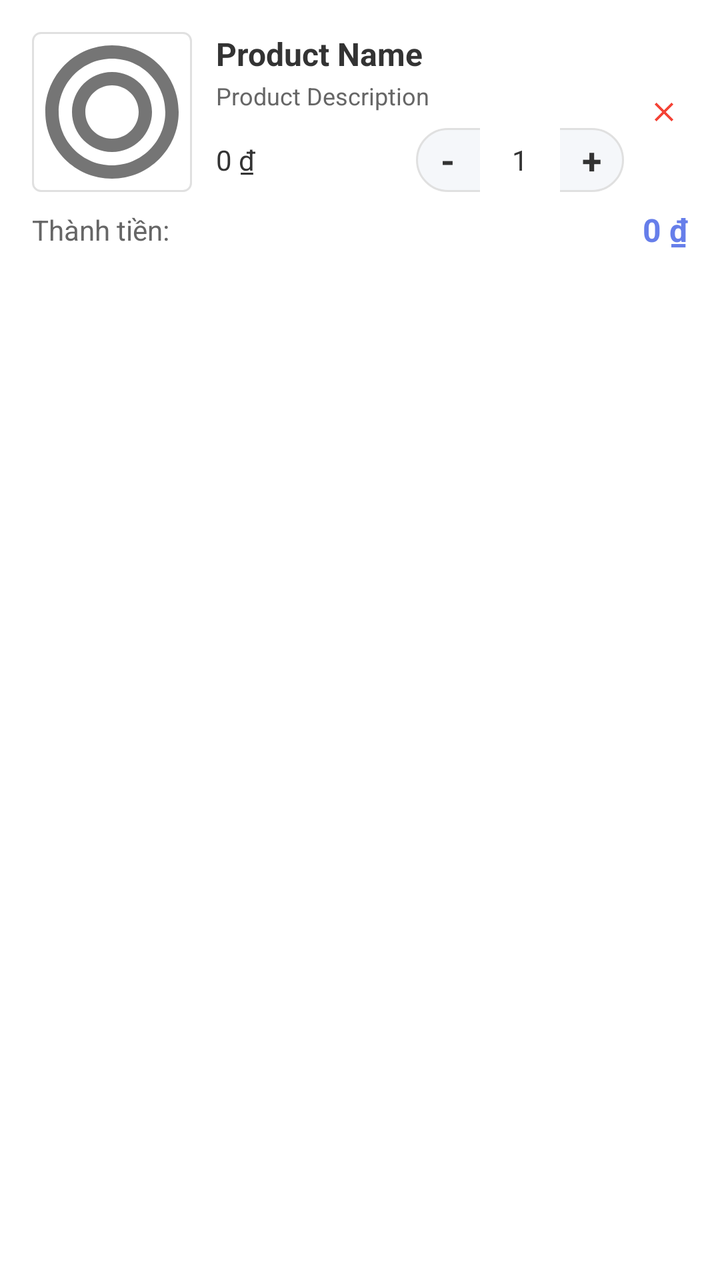
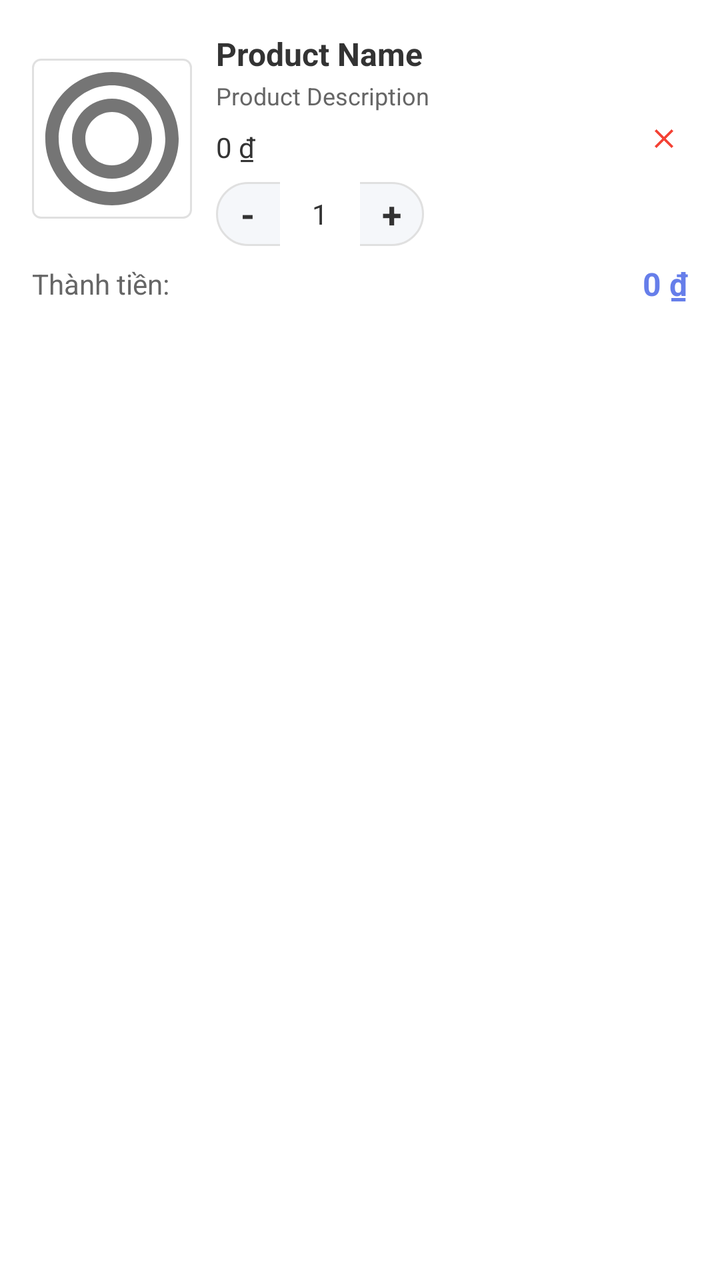

Two renders of the same Android screen: before a commit and after it. Below are the layout's source before the change and the commit's diff.
<!-- AndroidManifest.xml: application theme Theme.Frontend -->
<!-- res/layout/item_cart.xml -->
<?xml version="1.0" encoding="utf-8"?>
<LinearLayout xmlns:android="http://schemas.android.com/apk/res/android"
    xmlns:app="http://schemas.android.com/apk/res-auto"
    android:layout_width="match_parent"
    android:layout_height="wrap_content"
    android:orientation="vertical"
    android:background="@color/white"
    android:layout_marginBottom="8dp"
    android:padding="16dp"
    android:elevation="2dp">

    <LinearLayout
        android:layout_width="match_parent"
        android:layout_height="wrap_content"
        android:orientation="horizontal"
        android:gravity="center_vertical">

        
        <ImageView
            android:id="@+id/imageViewProduct"
            android:layout_width="80dp"
            android:layout_height="80dp"
            android:src="@drawable/ic_food_placeholder"
            android:scaleType="centerCrop"
            android:background="@drawable/background_image"
            android:layout_marginEnd="12dp" />

        
        <LinearLayout
            android:layout_width="0dp"
            android:layout_height="wrap_content"
            android:layout_weight="1"
            android:orientation="vertical">

            
            <TextView
                android:id="@+id/textViewProductName"
                android:layout_width="match_parent"
                android:layout_height="wrap_content"
                android:text="Product Name"
                android:textSize="16sp"
                android:textStyle="bold"
                android:textColor="@color/text_primary"
                android:maxLines="2"
                android:ellipsize="end" />

            
            <TextView
                android:id="@+id/textViewProductDescription"
                android:layout_width="match_parent"
                android:layout_height="wrap_content"
                android:text="Product Description"
                android:textSize="12sp"
                android:textColor="@color/text_secondary"
                android:layout_marginTop="2dp"
                android:maxLines="2"
                android:ellipsize="end" />

            
            <TextView
                android:id="@+id/textViewOptions"
                android:layout_width="match_parent"
                android:layout_height="wrap_content"
                android:text="Options"
                android:textSize="12sp"
                android:textColor="@color/text_secondary"
                android:layout_marginTop="4dp"
                android:maxLines="2"
                android:ellipsize="end"
                android:visibility="gone" />

            
            <LinearLayout
                android:layout_width="match_parent"
                android:layout_height="wrap_content"
                android:orientation="horizontal"
                android:layout_marginTop="8dp"
                android:gravity="center_vertical">

                
                <TextView
                    android:id="@+id/textViewUnitPrice"
                    android:layout_width="0dp"
                    android:layout_height="wrap_content"
                    android:layout_weight="1"
                    android:text="0 ₫"
                    android:textSize="14sp"
                    android:textColor="@color/text_primary" />

                
                <LinearLayout
                    android:layout_width="wrap_content"
                    android:layout_height="wrap_content"
                    android:orientation="horizontal"
                    android:background="@drawable/background_quantity_controls"
                    android:gravity="center_vertical">

                    
                    <LinearLayout
                        android:id="@+id/buttonDecrease"
                        android:layout_width="32dp"
                        android:layout_height="32dp"
                        android:background="?attr/selectableItemBackgroundBorderless"
                        android:gravity="center"
                        android:orientation="horizontal">

                        <TextView
                            android:layout_width="wrap_content"
                            android:layout_height="wrap_content"
                            android:text="-"
                            android:textSize="18sp"
                            android:textStyle="bold"
                            android:textColor="@color/text_primary" />

                    </LinearLayout>

                    
                    <TextView
                        android:id="@+id/textViewQuantity"
                        android:layout_width="40dp"
                        android:layout_height="32dp"
                        android:text="1"
                        android:textSize="14sp"
                        android:textColor="@color/text_primary"
                        android:gravity="center"
                        android:background="@color/white" />

                    
                    <LinearLayout
                        android:id="@+id/buttonIncrease"
                        android:layout_width="32dp"
                        android:layout_height="32dp"
                        android:background="?attr/selectableItemBackgroundBorderless"
                        android:gravity="center"
                        android:orientation="horizontal">

                        <TextView
                            android:layout_width="wrap_content"
                            android:layout_height="wrap_content"
                            android:text="+"
                            android:textSize="18sp"
                            android:textStyle="bold"
                            android:textColor="@color/text_primary" />

                    </LinearLayout>

                </LinearLayout>

            </LinearLayout>

        </LinearLayout>

        
        <ImageView
            android:id="@+id/buttonRemove"
            android:layout_width="24dp"
            android:layout_height="24dp"
            android:src="@drawable/ic_delete"
            android:background="?attr/selectableItemBackgroundBorderless"
            android:padding="4dp"
            android:layout_marginStart="8dp"
            app:tint="@color/error_color" />

    </LinearLayout>

    
    <LinearLayout
        android:layout_width="match_parent"
        android:layout_height="wrap_content"
        android:orientation="horizontal"
        android:layout_marginTop="8dp"
        android:gravity="center_vertical">

        <TextView
            android:layout_width="0dp"
            android:layout_height="wrap_content"
            android:layout_weight="1"
            android:text="Thành tiền:"
            android:textSize="14sp"
            android:textColor="@color/text_secondary" />

        <TextView
            android:id="@+id/textViewTotalPrice"
            android:layout_width="wrap_content"
            android:layout_height="wrap_content"
            android:text="0 ₫"
            android:textSize="16sp"
            android:textStyle="bold"
            android:textColor="@color/primary_color" />

    </LinearLayout>

</LinearLayout>
<!-- resources referenced by this layout -->
<resources>
  <color name="error_color">#F44336</color>
  <color name="primary_color">#667eea</color>
  <color name="text_primary">#333333</color>
  <color name="text_secondary">#666666</color>
  <color name="white">#FFFFFFFF</color>
  <!-- drawable background_image (drawable) -->
  <?xml version="1.0" encoding="utf-8"?>
  <shape xmlns:android="http://schemas.android.com/apk/res/android"
      android:shape="rectangle">
      <solid android:color="@color/white" />
      <stroke android:width="1dp" android:color="@color/divider" />
      <corners android:radius="4dp" />
  </shape>
  <!-- drawable background_quantity_controls (drawable) -->
  <?xml version="1.0" encoding="utf-8"?>
  <shape xmlns:android="http://schemas.android.com/apk/res/android"
      android:shape="rectangle">
      <solid android:color="@color/background_color" />
      <stroke android:width="1dp" android:color="@color/divider_color" />
      <corners android:radius="16dp" />
  </shape>
  <!-- drawable ic_delete (drawable) -->
  <?xml version="1.0" encoding="utf-8"?>
  <vector xmlns:android="http://schemas.android.com/apk/res/android"
      android:width="24dp"
      android:height="24dp"
      android:viewportWidth="24"
      android:viewportHeight="24">
      <path
          android:fillColor="@color/text_secondary"
          android:pathData="M19,6.41L17.59,5 12,10.59 6.41,5 5,6.41 10.59,12 5,17.59 6.41,19 12,13.41 17.59,19 19,17.59 13.41,12z" />
  </vector>
  <!-- drawable ic_food_placeholder (drawable) -->
  <?xml version="1.0" encoding="utf-8"?>
  <vector xmlns:android="http://schemas.android.com/apk/res/android"
      android:width="24dp"
      android:height="24dp"
      android:viewportWidth="24"
      android:viewportHeight="24">
      <path
          android:fillColor="#FF757575"
          android:pathData="M12,2C6.48,2 2,6.48 2,12s4.48,10 10,10 10,-4.48 10,-10S17.52,2 12,2zM12,20c-4.41,0 -8,-3.59 -8,-8s3.59,-8 8,-8 8,3.59 8,8 -3.59,8 -8,8zM12,6c-3.31,0 -6,2.69 -6,6s2.69,6 6,6 6,-2.69 6,-6 -2.69,-6 -6,-6zM12,16c-2.21,0 -4,-1.79 -4,-4s1.79,-4 4,-4 4,1.79 4,4 -1.79,4 -4,4z" />
  </vector>
  <style name="Theme.Frontend" parent="Theme.Material3.Light.NoActionBar">
          <item name="colorPrimary">@color/orange_deep</item>
          <item name="colorSecondary">@color/orange_light</item>
          <item name="colorSurface">@color/gray_background</item>
          <item name="colorOnSurface">@color/black</item> <item name="android:statusBarColor">@android:color/transparent</item>
          <item name="android:navigationBarColor">@color/gray_background</item>
          <item name="android:windowLightStatusBar" tools:targetApi="m">true</item> <item name="android:windowBackground">@color/gray_background</item>
      </style>
  <color name="divider">#E0E0E0</color>
  <color name="background_color">#F5F7FA</color>
  <color name="divider_color">#E0E0E0</color>
  <color name="orange_deep">#FF5722</color>
  <color name="orange_light">#FFC107</color>
  <color name="gray_background">#F5F7FA</color>
  <color name="black">#FF000000</color>
</resources>

<!-- the commit's change to res/layout/item_cart.xml (unified diff, before → after) -->
@@ -73,76 +73,109 @@
             <LinearLayout
                 android:layout_width="match_parent"
                 android:layout_height="wrap_content"
-                android:orientation="horizontal"
-                android:layout_marginTop="8dp"
-                android:gravity="center_vertical">
+                android:orientation="vertical"
+                android:layout_marginTop="8dp">
 
                 
                 <TextView
-                    android:id="@+id/textViewUnitPrice"
-                    android:layout_width="0dp"
-                    android:layout_height="wrap_content"
-                    android:layout_weight="1"
-                    android:text="0 ₫"
-                    android:textSize="14sp"
-                    android:textColor="@color/text_primary" />
-
-                
-                <LinearLayout
+                    android:id="@+id/textViewOriginalPrice"
                     android:layout_width="wrap_content"
                     android:layout_height="wrap_content"
+                    android:text="0 ₫"
+                    android:textSize="12sp"
+                    android:textColor="@color/text_secondary"
+                    android:layout_marginBottom="2dp"
+                    android:visibility="gone" />
+
+                
+                <LinearLayout
+                    android:layout_width="match_parent"
+                    android:layout_height="wrap_content"
                     android:orientation="horizontal"
-                    android:background="@drawable/background_quantity_controls"
                     android:gravity="center_vertical">
 
+                    <TextView
+                        android:id="@+id/textViewUnitPrice"
+                        android:layout_width="0dp"
+                        android:layout_height="wrap_content"
+                        android:layout_weight="1"
+                        android:text="0 ₫"
+                        android:textSize="14sp"
+                        android:textColor="@color/text_primary" />
+
                     
-                    <LinearLayout
-                        android:id="@+id/buttonDecrease"
-                        android:layout_width="32dp"
-                        android:layout_height="32dp"
-                        android:background="?attr/selectableItemBackgroundBorderless"
-                        android:gravity="center"
-                        android:orientation="horizontal">
-
-                        <TextView
-                            android:layout_width="wrap_content"
-                            android:layout_height="wrap_content"
-                            android:text="-"
-                            android:textSize="18sp"
-                            android:textStyle="bold"
-                            android:textColor="@color/text_primary" />
-
-                    </LinearLayout>
-
-                    
-                    <TextView
-                        android:id="@+id/textViewQuantity"
-                        android:layout_width="40dp"
-                        android:layout_height="32dp"
-                        android:text="1"
-                        android:textSize="14sp"
-                        android:textColor="@color/text_primary"
-                        android:gravity="center"
-                        android:background="@color/white" />
-
-                    
-                    <LinearLayout
-                        android:id="@+id/buttonIncrease"
-                        android:layout_width="32dp"
-                        android:layout_height="32dp"
-                        android:background="?attr/selectableItemBackgroundBorderless"
-                        android:gravity="center"
-                        android:orientation="horizontal">
-
-                        <TextView
-                            android:layout_width="wrap_content"
-                            android:layout_height="wrap_content"
-                            android:text="+"
-                            android:textSize="18sp"
-                            android:textStyle="bold"
-                            android:textColor="@color/text_primary" />
-
-                    </LinearLayout>
+                    <TextView
+                        android:id="@+id/textViewSaleBadge"
+                        android:layout_width="wrap_content"
+                        android:layout_height="wrap_content"
+                        android:text="SALE"
+                        android:textSize="10sp"
+                        android:textStyle="bold"
+                        android:textColor="@android:color/white"
+                        android:background="@drawable/sale_badge"
+                        android:padding="2dp"
+                        android:layout_marginStart="4dp"
+                        android:visibility="gone" />
+
+                </LinearLayout>
+
+            </LinearLayout>
+
+            
+            <LinearLayout
+                android:layout_width="wrap_content"
+                android:layout_height="wrap_content"
+                android:orientation="horizontal"
+                android:background="@drawable/background_quantity_controls"
+                android:gravity="center_vertical"
+                android:layout_marginTop="8dp">
+
+                
+                <LinearLayout
+                    android:id="@+id/buttonDecrease"
+                    android:layout_width="32dp"
+                    android:layout_height="32dp"
+                    android:background="?attr/selectableItemBackgroundBorderless"
+                    android:gravity="center"
+                    android:orientation="horizontal">
+
+                    <TextView
+                        android:layout_width="wrap_content"
+                        android:layout_height="wrap_content"
+                        android:text="-"
+                        android:textSize="18sp"
+                        android:textStyle="bold"
+                        android:textColor="@color/text_primary" />
+
+                </LinearLayout>
+
+                
+                <TextView
+                    android:id="@+id/textViewQuantity"
+                    android:layout_width="40dp"
+                    android:layout_height="32dp"
+                    android:text="1"
+                    android:textSize="14sp"
+                    android:textColor="@color/text_primary"
+                    android:gravity="center"
+                    android:background="@color/white" />
+
+                
+                <LinearLayout
+                    android:id="@+id/buttonIncrease"
+                    android:layout_width="32dp"
+                    android:layout_height="32dp"
+                    android:background="?attr/selectableItemBackgroundBorderless"
+                    android:gravity="center"
+                    android:orientation="horizontal">
+
+                    <TextView
+                        android:layout_width="wrap_content"
+                        android:layout_height="wrap_content"
+                        android:text="+"
+                        android:textSize="18sp"
+                        android:textStyle="bold"
+                        android:textColor="@color/text_primary" />
 
                 </LinearLayout>
 
<!-- resource entries referenced after the edit -->
@@ -43,6 +43,13 @@
           android:fillColor="#FF757575"
           android:pathData="M12,2C6.48,2 2,6.48 2,12s4.48,10 10,10 10,-4.48 10,-10S17.52,2 12,2zM12,20c-4.41,0 -8,-3.59 -8,-8s3.59,-8 8,-8 8,3.59 8,8 -3.59,8 -8,8zM12,6c-3.31,0 -6,2.69 -6,6s2.69,6 6,6 6,-2.69 6,-6 -2.69,-6 -6,-6zM12,16c-2.21,0 -4,-1.79 -4,-4s1.79,-4 4,-4 4,1.79 4,4 -1.79,4 -4,4z" />
   </vector>
+  <!-- drawable sale_badge (drawable) -->
+  <?xml version="1.0" encoding="utf-8"?>
+  <shape xmlns:android="http://schemas.android.com/apk/res/android"
+      android:shape="rectangle">
+      <solid android:color="#FF4444" />
+      <corners android:radius="4dp" />
+  </shape>
   <style name="Theme.Frontend" parent="Theme.Material3.Light.NoActionBar">
           <item name="colorPrimary">@color/orange_deep</item>
           <item name="colorSecondary">@color/orange_light</item>
